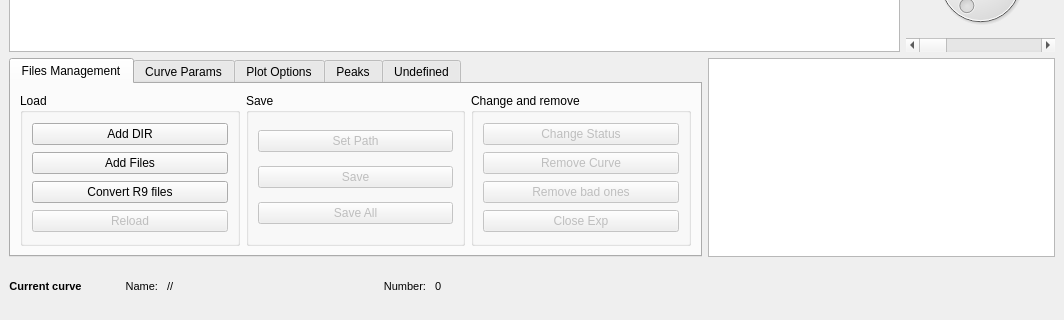
First picture: the form in qt/SiMPlE_main.ui, repository lando1784/SiMPlE, before the edit; both pictures show x 0 to 1064 and y 530 to 850 of the 1064 by 850 pixel window.
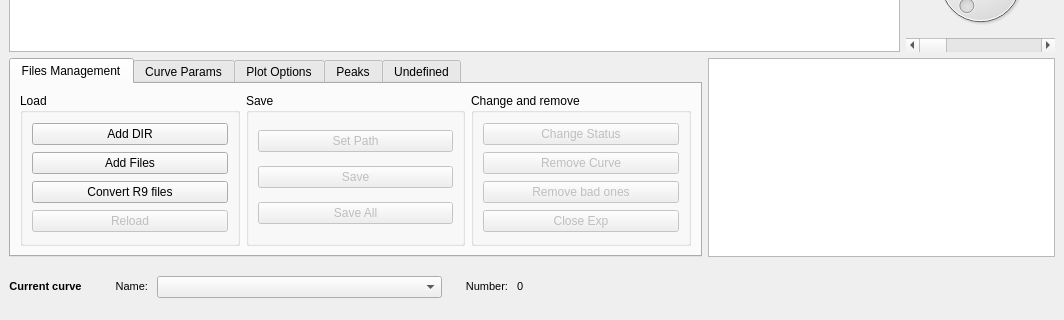
Second picture: the form after the edit. Custom widgets are drawn as their Qt base class.

```diff
--- a/qt/SiMPlE_main.ui
+++ b/qt/SiMPlE_main.ui
@@ -771,7 +771,7 @@
      </layout>
     </item>
     <item>
-     <layout class="QHBoxLayout" name="horizontalLayout_6" stretch="2,2,5,2,2,15">
+     <layout class="QHBoxLayout" name="horizontalLayout_6" stretch="2,2,9,2,2,15">
       <item>
        <widget class="QLabel" name="label">
         <property name="text">
@@ -798,15 +798,7 @@
        </widget>
       </item>
       <item>
-       <widget class="QLabel" name="labFilename">
-        <property name="text">
-         <string>&lt;!DOCTYPE HTML PUBLIC &quot;-//W3C//DTD HTML 4.0//EN&quot; &quot;http://www.w3.org/TR/REC-html40/strict.dtd&quot;&gt;
-&lt;html&gt;&lt;head&gt;&lt;meta name=&quot;qrichtext&quot; content=&quot;1&quot; /&gt;&lt;style type=&quot;text/css&quot;&gt;
-p, li { white-space: pre-wrap; }
-&lt;/style&gt;&lt;/head&gt;&lt;body style=&quot; font-family:'Ubuntu'; font-size:11pt; font-weight:400; font-style:normal;&quot;&gt;
-&lt;p style=&quot; margin-top:0px; margin-bottom:0px; margin-left:0px; margin-right:0px; -qt-block-indent:0; text-indent:0px;&quot;&gt;&lt;span style=&quot; font-size:8pt;&quot;&gt;//&lt;/span&gt;&lt;/p&gt;&lt;/body&gt;&lt;/html&gt;</string>
-        </property>
-       </widget>
+       <widget class="QComboBox" name="curveNameCmbBox"/>
       </item>
       <item>
        <widget class="QLabel" name="label_3">
```
